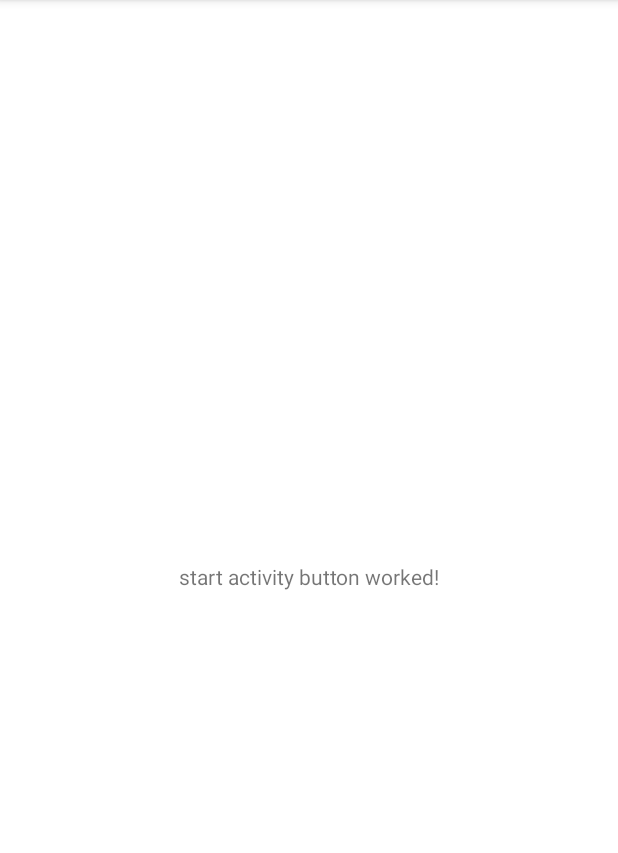
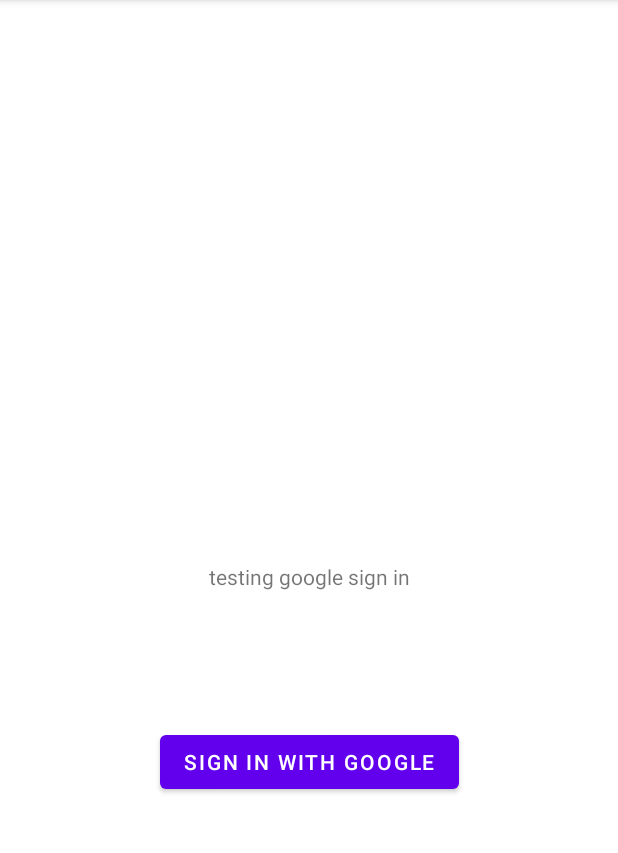
Before and after one commit to renukaseepersad/finalProject, an Android app: the signIn screen opened directly, with no data from a screen before it, on a phone screen of 412 x 824 dp, the part 84-937 px from its top. Run offline under Robolectric (Android 15) with nearby library versions, the phone set to English and light mode, and no system bars; Roboto replaces fonts that are not available here.

Commit message:
connected firebase for OAuth

```diff
--- a/app/build.gradle
+++ b/app/build.gradle
@@ -1,5 +1,6 @@
 plugins {
     id 'com.android.application'
+    id 'com.google.gms.google-services'
 }
 
 android {
@@ -33,6 +34,7 @@ dependencies {
     implementation 'androidx.appcompat:appcompat:1.2.0'
     implementation 'com.google.android.material:material:1.3.0'
     implementation 'androidx.constraintlayout:constraintlayout:2.0.4'
+    implementation 'com.google.firebase:firebase-auth:19.2.0'
     testImplementation 'junit:junit:4.+'
     androidTestImplementation 'androidx.test.ext:junit:1.1.2'
     androidTestImplementation 'androidx.test.espresso:espresso-core:3.3.0'
--- a/app/src/main/res/layout/activity_main.xml
+++ b/app/src/main/res/layout/activity_main.xml
@@ -50,7 +50,7 @@
 
         <LinearLayout
             android:layout_width="match_parent"
-            android:layout_height="match_parent"
+            android:layout_height="121dp"
             android:gravity="center"
             android:orientation="vertical">
 
--- a/app/src/main/res/layout/activity_sign_in.xml
+++ b/app/src/main/res/layout/activity_sign_in.xml
@@ -10,9 +10,19 @@
         android:id="@+id/textView"
         android:layout_width="wrap_content"
         android:layout_height="wrap_content"
-        android:text="start activity button worked!"
+        android:text="testing google sign in"
         app:layout_constraintBottom_toBottomOf="parent"
         app:layout_constraintEnd_toEndOf="parent"
         app:layout_constraintStart_toStartOf="parent"
         app:layout_constraintTop_toTopOf="parent" />
+
+    <Button
+        android:id="@+id/google_signIn"
+        android:layout_width="wrap_content"
+        android:layout_height="wrap_content"
+        android:layout_marginBottom="236dp"
+        android:text="Sign In with Google"
+        app:layout_constraintBottom_toBottomOf="parent"
+        app:layout_constraintEnd_toEndOf="parent"
+        app:layout_constraintStart_toStartOf="parent" />
 </androidx.constraintlayout.widget.ConstraintLayout>
--- a/build.gradle
+++ b/build.gradle
@@ -6,6 +6,7 @@ buildscript {
     }
     dependencies {
         classpath "com.android.tools.build:gradle:4.1.2"
+        classpath 'com.google.gms:google-services:4.3.3'
 
         // NOTE: Do not place your application dependencies here; they belong
         // in the individual module build.gradle files
```
